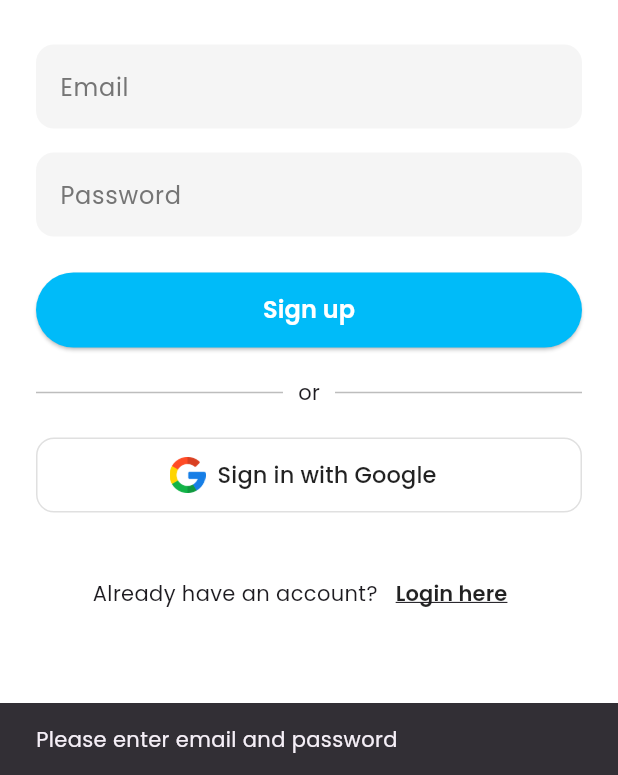
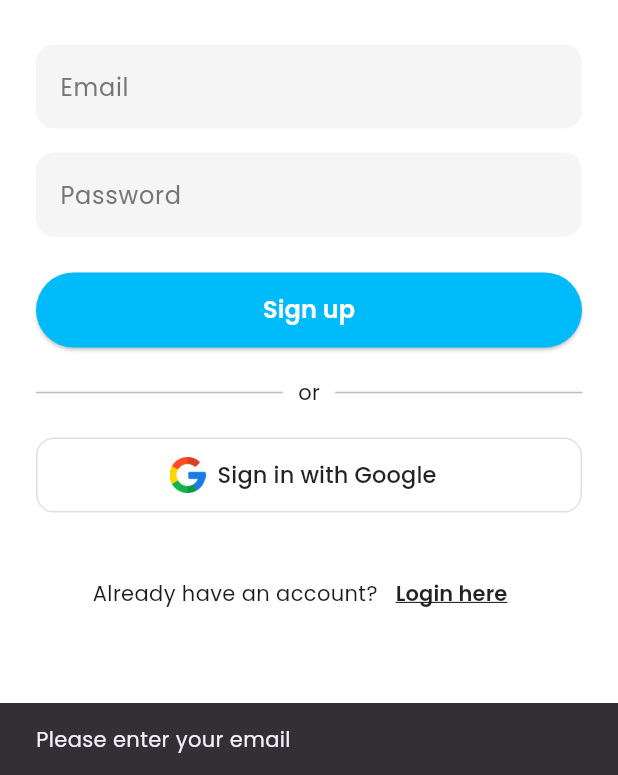
Before and after one commit to ChapWVSU/Voice-Voyage, a Flutter app: the SignUpPage screen opened by its route, after a tap on "Sign up", on a phone screen of 412 x 824 dp, the part 461-1236 px from its top. Run offline on Flutter 3.47's test engine with Material 3 defaults, Android fonts, the light colour scheme and no system bars; our stand-ins replace carousel_slider, cloud_firestore, firebase_core, google_fonts; accounts and stored records are empty.

Commit message:
added login validation and fixed signup validation with error handling respectively

```diff
--- a/voice_voyage/lib/main.dart
+++ b/voice_voyage/lib/main.dart
@@ -5,8 +5,7 @@
 import 'firebase_options.dart';
 
 import 'login.dart';
-// import 'signup.dart';
-import 'signup_test.dart';
+import 'signup.dart';
 import 'app_colors.dart';
 import 'homepage.dart';
 // ↓↓↓↓ PREV VOID MAIN ↓↓↓↓
--- a/voice_voyage/lib/signup.dart
+++ b/voice_voyage/lib/signup.dart
@@ -1,9 +1,97 @@
 import 'package:flutter/material.dart';
 import 'package:google_fonts/google_fonts.dart';
+import 'package:cloud_firestore/cloud_firestore.dart'; // Firestore
 import 'app_colors.dart';
 
-class SignUpPage extends StatelessWidget {
+class SignUpPage extends StatefulWidget {
   const SignUpPage({super.key});
+
+  @override
+  State<SignUpPage> createState() => _SignUpPageState();
+}
+
+class _SignUpPageState extends State<SignUpPage> {
+  final TextEditingController _emailController = TextEditingController();
+  final TextEditingController _passwordController = TextEditingController();
+  final FirebaseFirestore _firestore = FirebaseFirestore.instance;
+
+  bool _isLoading = false;
+
+  bool _isValidEmail(String email) {
+    final emailRegex = RegExp(r'^[a-zA-Z0-9._%+-]+@[a-zA-Z0-9.-]+\.[a-zA-Z]{2,}$');
+    return emailRegex.hasMatch(email);
+  }
+
+  Future<void> _signUp() async {
+    final email = _emailController.text.trim();
+    final password = _passwordController.text.trim();
+
+    if (email.isEmpty) {
+      ScaffoldMessenger.of(context).showSnackBar(
+        const SnackBar(content: Text('Please enter your email')),
+      );
+      return;
+    }
+
+    if (!_isValidEmail(email)) {
+      ScaffoldMessenger.of(context).showSnackBar(
+        const SnackBar(content: Text('Please enter a valid email address')),
+      );
+      return;
+    }
+
+    if (password.isEmpty) {
+      ScaffoldMessenger.of(context).showSnackBar(
+        const SnackBar(content: Text('Please enter a password')),
+      );
+      return;
+    }
+
+    setState(() => _isLoading = true);
+
+    try {
+      // Check if email already exists
+      final existingUser = await _firestore
+          .collection('users')
+          .where('email', isEqualTo: email)
+          .get();
+
+      if (existingUser.docs.isNotEmpty) {
+        ScaffoldMessenger.of(context).showSnackBar(
+          const SnackBar(content: Text('This email is already in use')),
+        );
+        setState(() => _isLoading = false);
+        return;
+      }
+
+      // Add new user to Firestore "users" collection
+      await _firestore.collection('users').add({
+        'email': email,
+        'password': password, // For production, never store plaintext passwords
+        'created_at': FieldValue.serverTimestamp(),
+      });
+
+      ScaffoldMessenger.of(context).showSnackBar(
+        const SnackBar(content: Text('Account created successfully!')),
+      );
+
+      // Navigate to homepage after signup
+      Navigator.pushNamed(context, '/homepage');
+    } catch (e) {
+      ScaffoldMessenger.of(context).showSnackBar(
+        SnackBar(content: Text('Error: $e')),
+      );
+    } finally {
+      setState(() => _isLoading = false);
+    }
+  }
+
+  @override
+  void dispose() {
+    _emailController.dispose();
+    _passwordController.dispose();
+    super.dispose();
+  }
 
   @override
   Widget build(BuildContext context) {
@@ -36,6 +124,7 @@
               ),
               const SizedBox(height: 30),
               TextField(
+                controller: _emailController,
                 decoration: InputDecoration(
                   hintText: 'Email',
                   filled: true,
@@ -48,6 +137,7 @@
               ),
               const SizedBox(height: 16),
               TextField(
+                controller: _passwordController,
                 obscureText: true,
                 decoration: InputDecoration(
                   hintText: 'Password',
@@ -64,14 +154,16 @@
                 width: double.infinity,
                 height: 50,
                 child: ElevatedButton(
-                  onPressed: () {},
+                  onPressed: _isLoading ? null : _signUp,
                   style: ElevatedButton.styleFrom(
                     backgroundColor: AppColors.blueBoost,
                     shape: RoundedRectangleBorder(
                       borderRadius: BorderRadius.circular(30),
                     ),
                   ),
-                  child: Text(
+                  child: _isLoading
+                      ? const CircularProgressIndicator(color: Colors.white)
+                      : Text(
                           'Sign up',
                           style: GoogleFonts.poppins(
                             fontWeight: FontWeight.w600,
```
Also changed, not shown: voice_voyage/lib/login.dart (+68 -9 lines), voice_voyage/lib/login_backup(3/12/25).dart (added, +161 -0 lines), voice_voyage/lib/signup_backup(3/12/25).dart (added, +147 -0 lines), voice_voyage/lib/signup_test copy.dart (deleted, +0 -206 lines), voice_voyage/lib/signup_test.dart (+35 -2 lines). Lines whose indentation alone changed are shown as unchanged.
